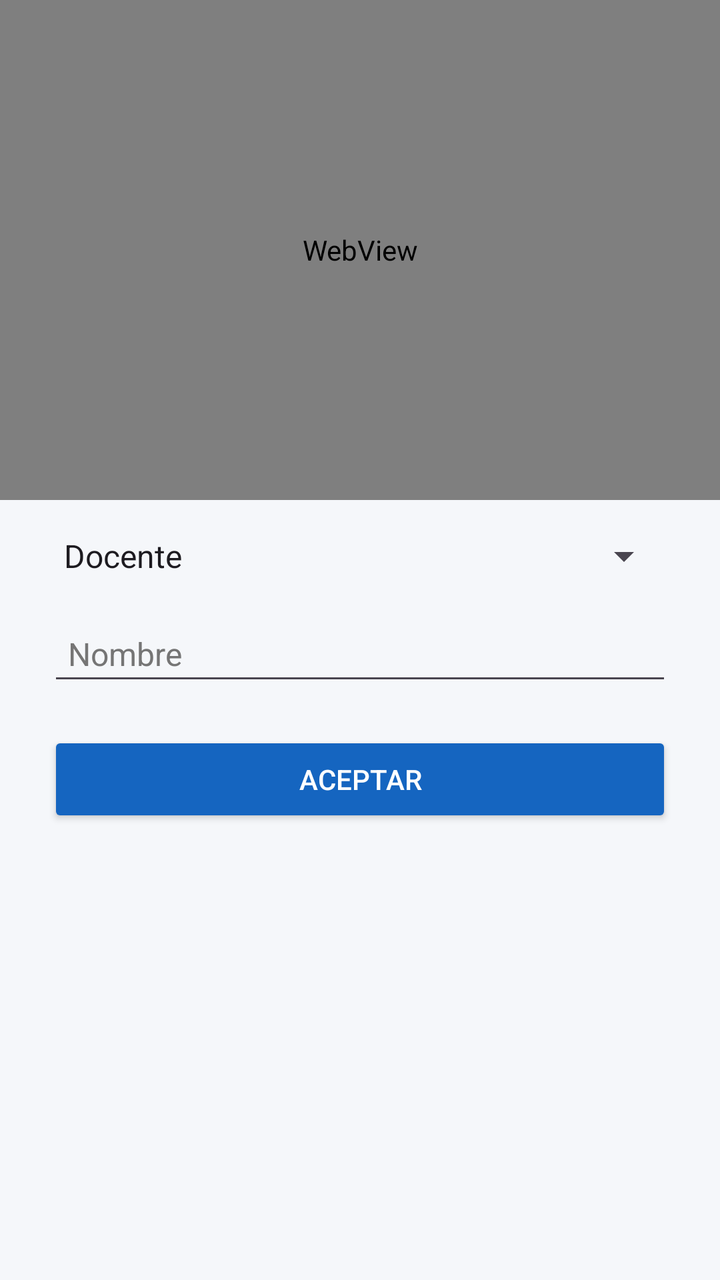
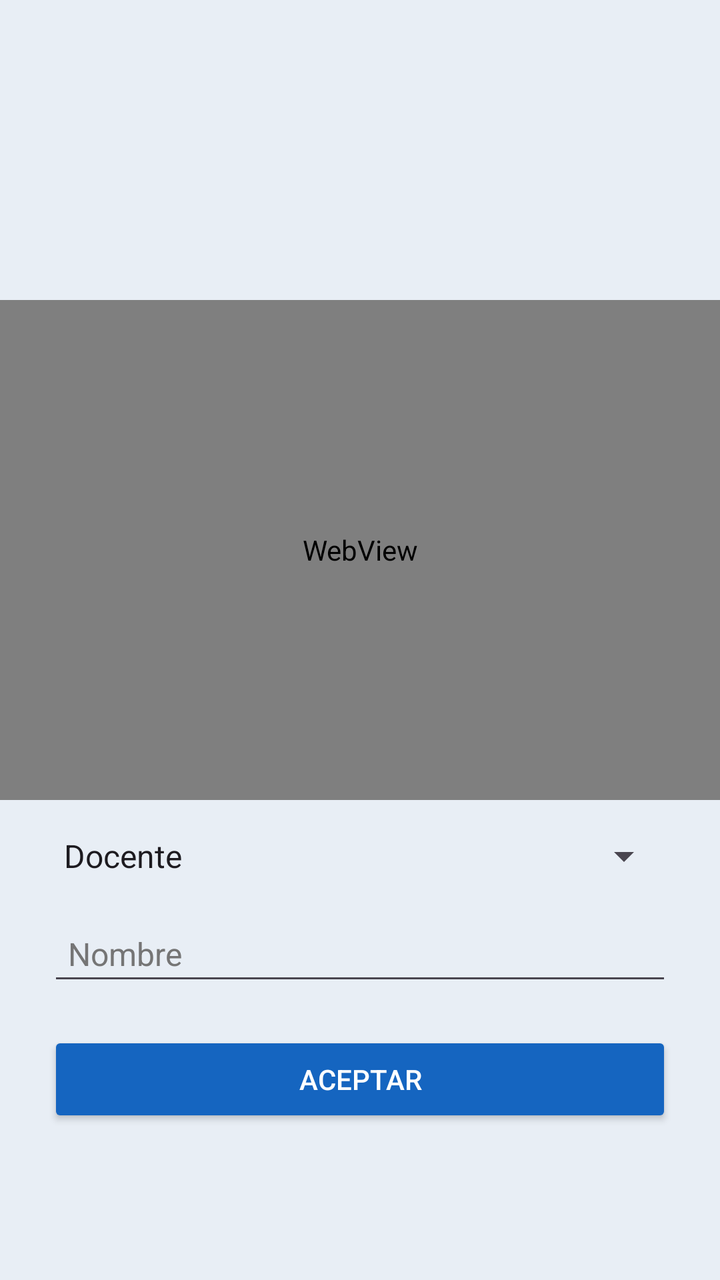

Before-and-after screenshots of an Android layout around one commit, followed by the original layout XML and the change that was made.
<!-- AndroidManifest.xml: application theme Theme.ExamenUnidad4 -->
<!-- res/layout/activity_main.xml -->
<?xml version="1.0" encoding="utf-8"?>
<ScrollView xmlns:android="http://schemas.android.com/apk/res/android"
    xmlns:tools="http://schemas.android.com/tools"
    android:layout_width="match_parent"
    android:layout_height="match_parent"
    android:background="@color/bg">

    <RelativeLayout
        android:id="@+id/main"
        android:layout_width="match_parent"
        android:layout_height="wrap_content"
        tools:context=".MainActivity">

        <WebView
            android:id="@+id/sieCardView"
            android:layout_width="match_parent"
            android:layout_height="250dp"
            android:layout_alignParentTop="true" />

        <LinearLayout
            android:id="@+id/content"
            android:layout_width="match_parent"
            android:layout_height="wrap_content"
            android:layout_below="@id/sieCardView"
            android:orientation="vertical"
            android:gravity="center"
            android:paddingStart="24dp"
            android:paddingEnd="24dp"
            android:paddingTop="16dp"
            android:paddingBottom="16dp">

            <Spinner
                android:id="@+id/role_spinner"
                android:layout_width="match_parent"
                android:layout_height="wrap_content"
                android:entries="@array/login_roles"
                android:popupBackground="@color/card_bg" />

            <EditText
                android:id="@+id/nombre"
                android:layout_width="match_parent"
                android:layout_height="wrap_content"
                android:layout_marginTop="16dp"
                android:hint="Nombre"
                android:inputType="textPersonName"
                android:padding="10dp"
                android:textColor="@color/text_primary"
                android:textColorHint="@color/hint"
                android:textSize="16sp" />

            <Button
                android:id="@+id/loginNormal"
                android:layout_width="match_parent"
                android:layout_height="wrap_content"
                android:layout_marginTop="18dp"
                android:text="Aceptar"
                android:backgroundTint="@color/primary"
                android:textColor="#FFFFFF"
                android:padding="12dp" />

        </LinearLayout>

    </RelativeLayout>

</ScrollView>
<!-- resources referenced by this layout -->
<resources>
  <string-array name="login_roles">
          <item>Docente</item>
          <item>Alumno</item>
          <item>Admin</item>
      </string-array>
  <color name="bg">#F5F7FA</color>
  <color name="card_bg">#FFFFFF</color>
  <color name="hint">#757575</color>
  <color name="primary">#1565C0</color>
  <color name="text_primary">#212121</color>
  <style name="Theme.ExamenUnidad4" parent="Base.Theme.ExamenUnidad4" />
  <style name="Base.Theme.ExamenUnidad4" parent="Theme.Material3.DayNight.NoActionBar">
          
          
      </style>
</resources>

<!-- the commit's change to res/layout/activity_main.xml (unified diff, before → after) -->
@@ -15,6 +15,7 @@
             android:id="@+id/sieCardView"
             android:layout_width="match_parent"
             android:layout_height="250dp"
+            android:layout_marginTop="150dp"
             android:layout_alignParentTop="true" />
 
         <LinearLayout
<!-- resource entries referenced after the edit -->
@@ -5,7 +5,7 @@
           <item>Alumno</item>
           <item>Admin</item>
       </string-array>
-  <color name="bg">#F5F7FA</color>
+  <color name="bg">#E8EEF5</color>
   <color name="card_bg">#FFFFFF</color>
   <color name="hint">#757575</color>
   <color name="primary">#1565C0</color>
